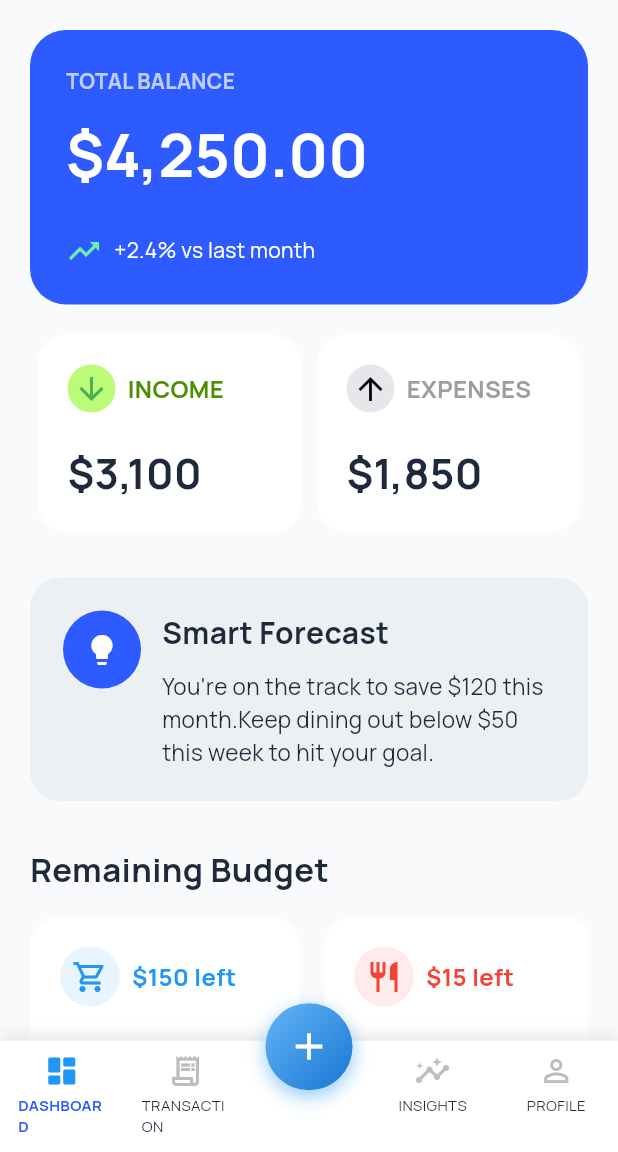
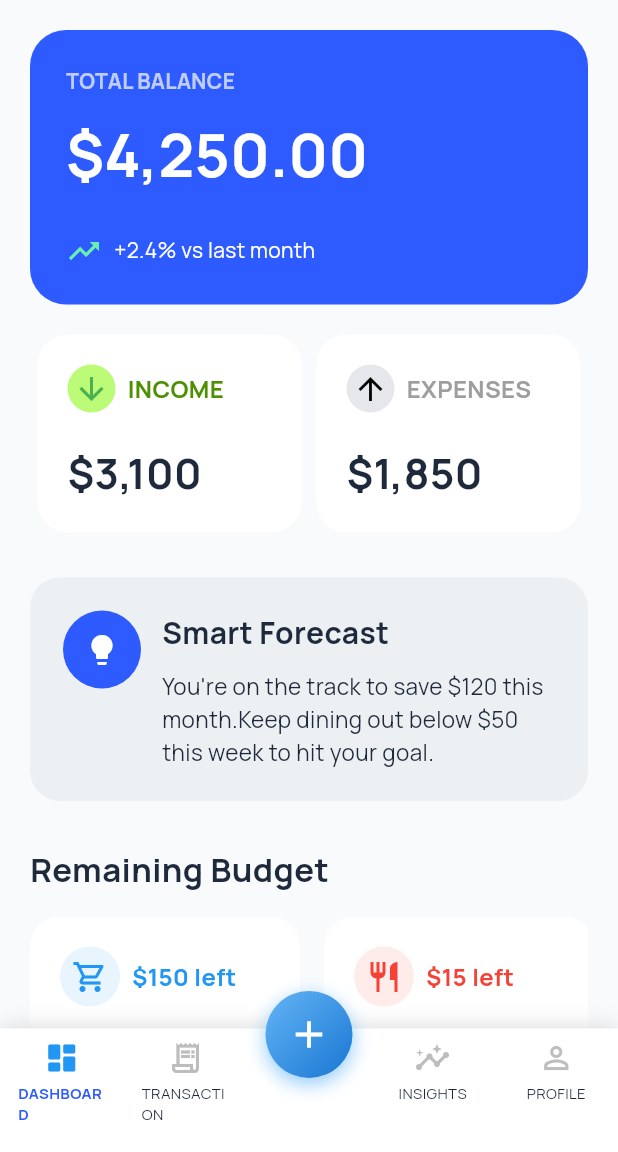
Before and after one commit to bhattaraiprazwall/spendsmart-client, a Flutter app: the HomeScreen screen opened by its route, on a phone screen of 412 x 824 dp, the part 84-1236 px from its top. Run offline on Flutter 3.47's test engine with Material 3 defaults, Android fonts, the phone set to English and light mode, and no system bars; drawn by our look-alikes of cached_network_image; our stand-ins replace firebase_core, flutter_riverpod, flutter_secure_storage, flutter_svg, go_router, riverpod_annotation; accounts and stored records are empty; generated files the repository leaves out were written again; network calls fail.

Commit message:
Fix:Adjusted height

```diff
--- a/lib/core/widgets/navigation/bottom_nav_bar.dart
+++ b/lib/core/widgets/navigation/bottom_nav_bar.dart
@@ -35,7 +35,7 @@ class _BottomNavigationBarState extends State<BottomNavBar> {
       children: [
         //Bottom Bar
         Container(
-          height: MediaQuery.of(context).size.height * 0.09,
+          height: MediaQuery.of(context).size.height * 0.10,
           decoration: BoxDecoration(
             color: Colors.white,
             boxShadow: [
```
